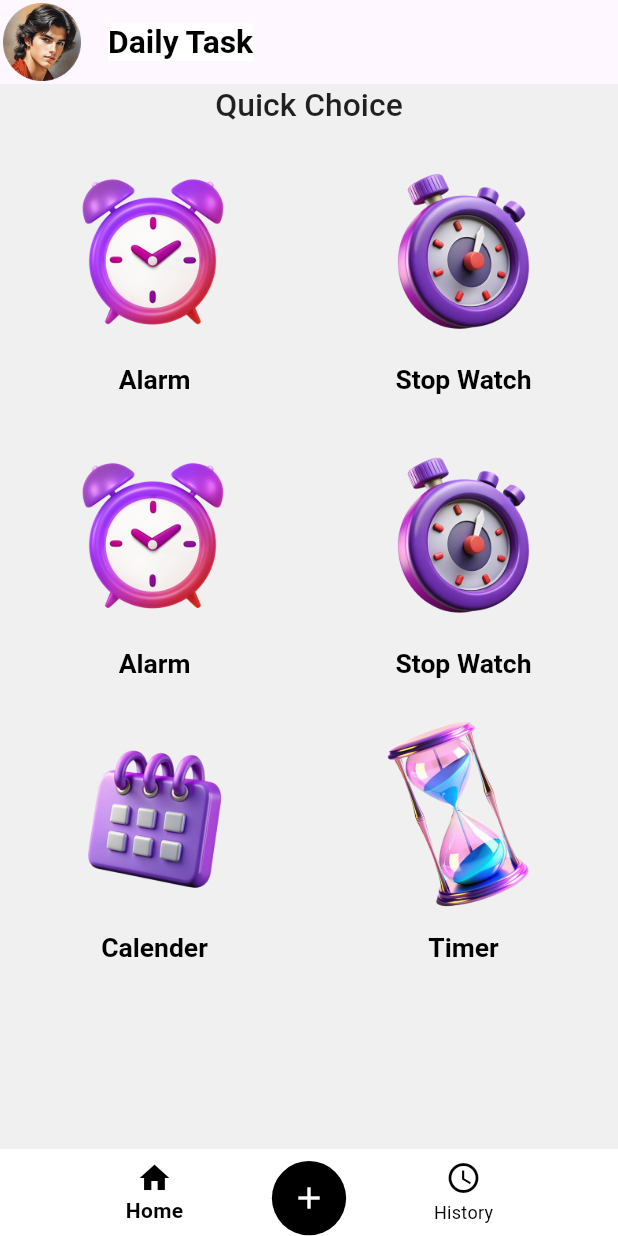
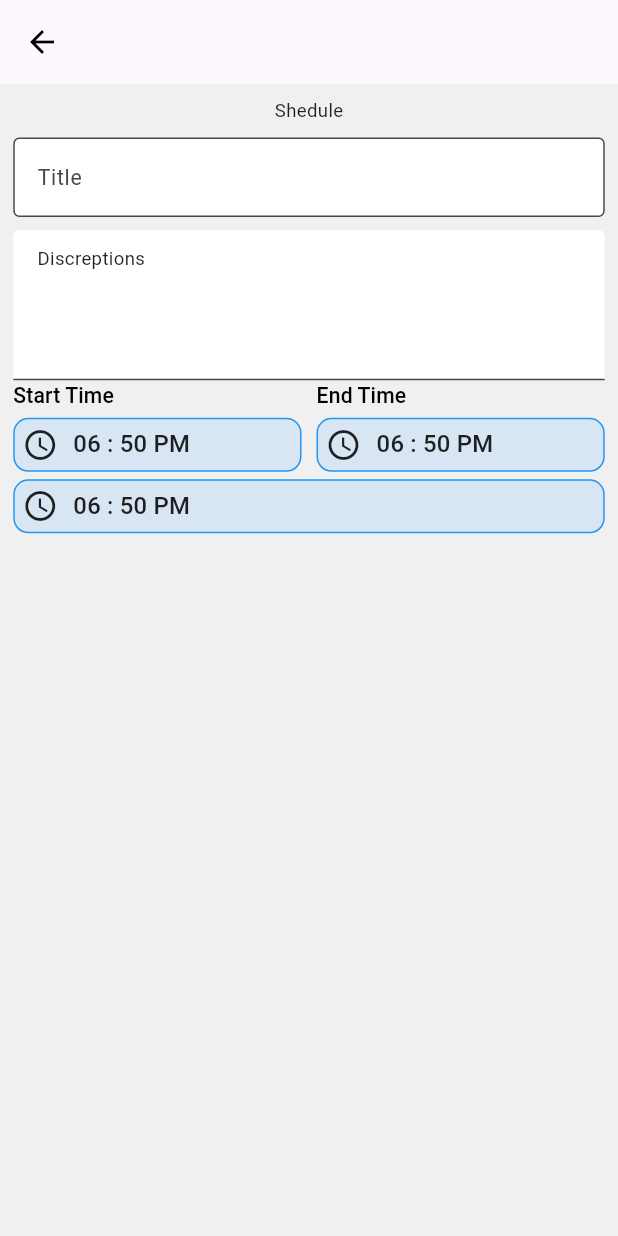
Before and after one commit to engromjanali/work-timer, a Flutter app: the screen it shows after launch, after a tap on the "add" icon, on a phone screen of 412 x 824 dp. Run offline on Flutter 3.47's test engine with Material 3 defaults, Android fonts, the phone set to English and light mode, and no system bars; our stand-ins replace flutter_screenutil, get.

Commit message:
add task

```diff
--- a/lib/core/constants/extentions/w_extention.dart
+++ b/lib/core/constants/extentions/w_extention.dart
@@ -4,29 +4,29 @@ import 'package:work_timer/core/constants/my_dimention.dart';
 
 // padding extension
 extension PaddingExtension on Widget {
-  Widget padAll({double? padAll}) {
+  Widget padAll({double? val}) {
     return Padding(
-      padding: EdgeInsets.all(padAll ?? MyDimension.padAll),
+      padding: EdgeInsets.all(val ?? MyDimension.padAll),
       child: this,
     );
   }
 
-  Widget padX({double? padX}) {
+  Widget padX({double? val}) {
     return Padding(
-      padding: EdgeInsets.symmetric(horizontal: padX ?? MyDimension.padX),
+      padding: EdgeInsets.symmetric(horizontal: val ?? MyDimension.padX),
       child: this,
     );
   }
 
-  Widget padY({double? padY}) {
+  Widget padY({double? val}) {
     return Padding(
-      padding: EdgeInsets.symmetric(horizontal: padY ?? MyDimension.padY),
+      padding: EdgeInsets.symmetric(vertical: val ?? MyDimension.padY),
       child: this,
     );
   }
 
-  Widget padO({EdgeInsets padOnly = const EdgeInsets.only()}) {
-    return Padding(padding: padOnly, child: this);
+  Widget padO({EdgeInsets val = const EdgeInsets.only()}) {
+    return Padding(padding: val, child: this);
   }
 
   Widget padOT({double? padT}) {
@@ -43,17 +43,29 @@ extension PaddingExtension on Widget {
     );
   }
 
-  Widget padOR({double? padR}) {
+  Widget padOR({double? val}) {
     return Padding(
-      padding: EdgeInsets.only(right: padR ?? MyDimension.padR),
+      padding: EdgeInsets.only(right: val ?? MyDimension.padR),
       child: this,
     );
   }
 
-  Widget padOB({double? padB}) {
+  Widget padOB({double? val}) {
     return Padding(
-      padding: EdgeInsets.only(bottom: padB ?? MyDimension.padB),
+      padding: EdgeInsets.only(bottom: val ?? MyDimension.padB),
       child: this,
     );
   }
 }
+
+
+Widget spaceX({double? val}){
+  return SizedBox(
+    width: val??10,
+  );
+}
+Widget spaceY(double? val){
+  return SizedBox(
+    height: val??10,
+  );
+}
--- a/lib/core/controller/c_theme.dart
+++ b/lib/core/controller/c_theme.dart
@@ -101,14 +101,14 @@ class CTheme extends GetxController {
         color: Colors.black,
       ),
       titleMedium: TextStyle(
-        fontSize: 16.sp,
+        fontSize: 18.sp,
         fontWeight: FontWeight.w500,
         color: Colors.black87,
       ),
       titleSmall: TextStyle(
-        fontSize: 14.sp,
+        fontSize: 16.sp,
         fontWeight: FontWeight.w500,
-        color: Colors.black54,
+        color: Colors.black,
       ),
 
       // 🔹 Body
--- /dev/null
+++ b/lib/presentation/p_add_task.dart
@@ -0,0 +1,84 @@
+import 'package:flutter/material.dart';
+import 'package:work_timer/core/constants/extentions/w_extention.dart';
+import 'package:work_timer/core/constants/my_color.dart';
+
+class PAddTask extends StatefulWidget {
+  const PAddTask({super.key});
+
+  @override
+  State<PAddTask> createState() => _PAddTaskState();
+}
+
+class _PAddTaskState extends State<PAddTask> {
+  @override
+  Widget build(BuildContext context) {
+    return Scaffold(
+      appBar: AppBar(),
+      body: Column(
+        children: [
+          // Shedule
+          Column(
+            children: [
+              Text("Shedule"),
+
+              // Title field
+              TextFormField(
+                decoration: InputDecoration(
+                  label: Text("Title"),
+                  border: OutlineInputBorder(),
+                ),
+              ).padY(),
+
+              // SubTitle field
+              TextFormField(
+                maxLines: 4,
+                decoration: InputDecoration(hint: Text("Discreptions")),
+              ),
+            ],
+          ),
+
+          // time
+          Column(
+            children: [
+              Row(
+                children: [
+                  Expanded(child: _getTimeRow("Start Time")),
+                  spaceX(),
+                  Expanded(child: _getTimeRow("End Time")),
+                ],
+              ),
+              _getTimeRow(null),
+            ],
+          ),
+        ],
+      ).padAll(),
+    );
+  }
+
+  Widget _getTimeRow(String? label) {
+    return Column(
+      crossAxisAlignment: CrossAxisAlignment.start,
+      children: [
+        label==null? spaceY(0) : Text(label, style: Theme.of(context).textTheme.titleSmall,),
+        spaceY(5),
+        Container(
+          decoration: BoxDecoration(
+            borderRadius: BorderRadius.circular(10),
+            border: Border.all(color: Colors.blue),
+            color: MyColor.cardColor,
+          ),
+          child: Row(
+            children: [
+              Icon(Icons.access_time_sharp),
+              spaceX(),
+              Text(
+                "06 : 50 PM",
+                style: Theme.of(context).textTheme.titleMedium,
+              ),
+            ],
+          ).padAll(val: 5),
+        ),
+      ],
+    );
+  }
+}
--- a/lib/presentation/p_home.dart
+++ b/lib/presentation/p_home.dart
@@ -1,8 +1,11 @@
 import 'package:flutter/material.dart';
 import 'package:flutter_screenutil/flutter_screenutil.dart';
+import 'package:get/get.dart';
 import 'package:work_timer/core/constants/extentions/w_extention.dart';
 import 'package:work_timer/core/constants/keys.dart';
+import 'package:work_timer/core/constants/my_color.dart';
 import 'package:work_timer/core/services/a_menager.dart';
+import 'package:work_timer/presentation/p_add_task.dart';
 
 class PHome extends StatefulWidget {
   const PHome({super.key});
@@ -36,7 +39,6 @@ class _PHomeState extends State<PHome> {
 
             items: [
               BottomNavigationBarItem(icon: Icon(Icons.home), label: "Home"),
-              // BottomNavigationBarItem(icon: Icon(Icons.add, size: 30,), label: ""),
               BottomNavigationBarItem(
                 icon: Icon(Icons.access_time),
                 label: "History",
@@ -49,6 +51,7 @@ class _PHomeState extends State<PHome> {
             child: GestureDetector(
               onTap: () {
                 // do something here
+                Get.to(() => PAddTask());
               },
               child: Padding(
                 padding: const EdgeInsets.all(8.0),
@@ -63,8 +66,25 @@ class _PHomeState extends State<PHome> {
         ],
       ),
       appBar: AppBar(
-        leading: Image.asset(AMenager.defaultProfile, height:20,width: 20, fit: BoxFit.fitHeight,).padAll(padAll: 2),
+        leading: Image.asset(
+          AMenager.defaultProfile,
+          height: 20,
+          width: 20,
+          fit: BoxFit.fitHeight,
+        ).padAll(val: 2),
         title: Text("Daily Task"),
+        actions: [
+          Container(
+            decoration: BoxDecoration(
+              color: MyColor.white,
+              border: Border.all(color: MyColor.backgroundColor),
+
+              shape: BoxShape.circle,
+            ),
+
+            child: IconButton(onPressed: () {}, icon: Icon(Icons.settings)),
+          ),
+        ],
       ),
       body: Column(
         children: [
@@ -83,7 +103,7 @@ class _PHomeState extends State<PHome> {
               return _gridItem(
                 label: itemList[index][Keys.label],
                 imagePath: itemList[index][Keys.imagePath],
-                backgroundColor: Colors.red[index*100],
+                backgroundColor: Colors.red[index * 100],
               );
             },
           ),
@@ -92,12 +112,16 @@ class _PHomeState extends State<PHome> {
     );
   }
 
-  Widget _gridItem({required String label,required Color? backgroundColor, required String imagePath}) {
+  Widget _gridItem({
+    required String label,
+    required Color? backgroundColor,
+    required String imagePath,
+  }) {
     return Container(
       child: Column(
         mainAxisAlignment: MainAxisAlignment.spaceBetween,
         children: [
-          Expanded(child: Image.asset(imagePath, fit: BoxFit.fill,)),
+          Expanded(child: Image.asset(imagePath, fit: BoxFit.fill)),
           Text(
             label,
             style: Theme.of(
```
